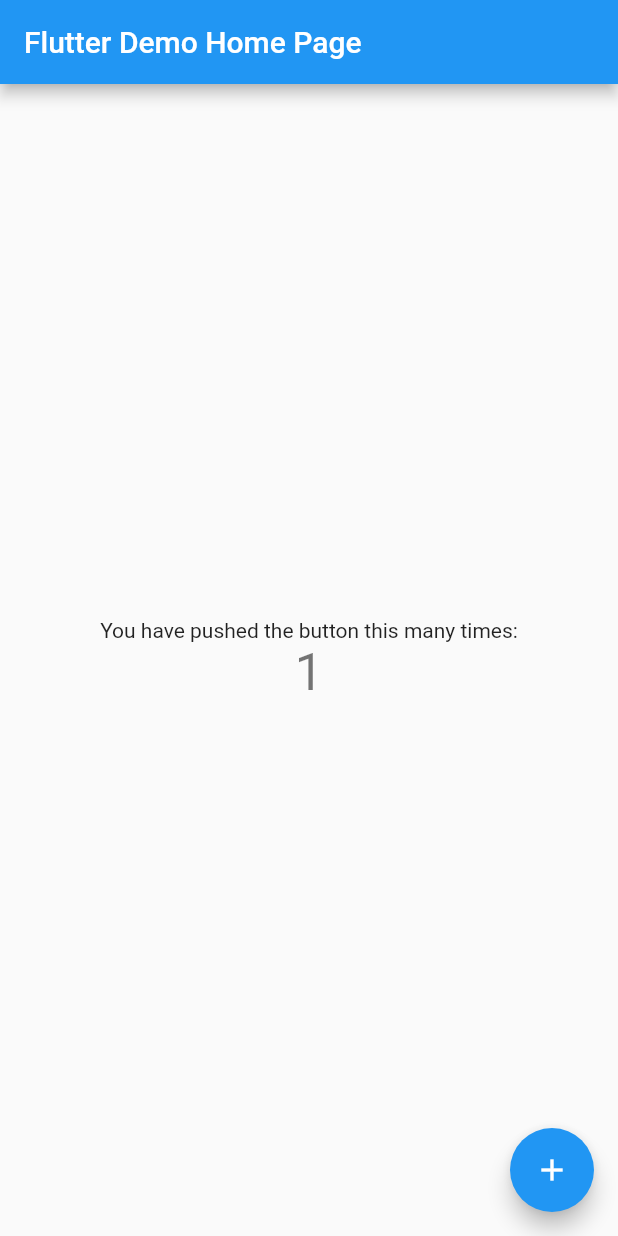
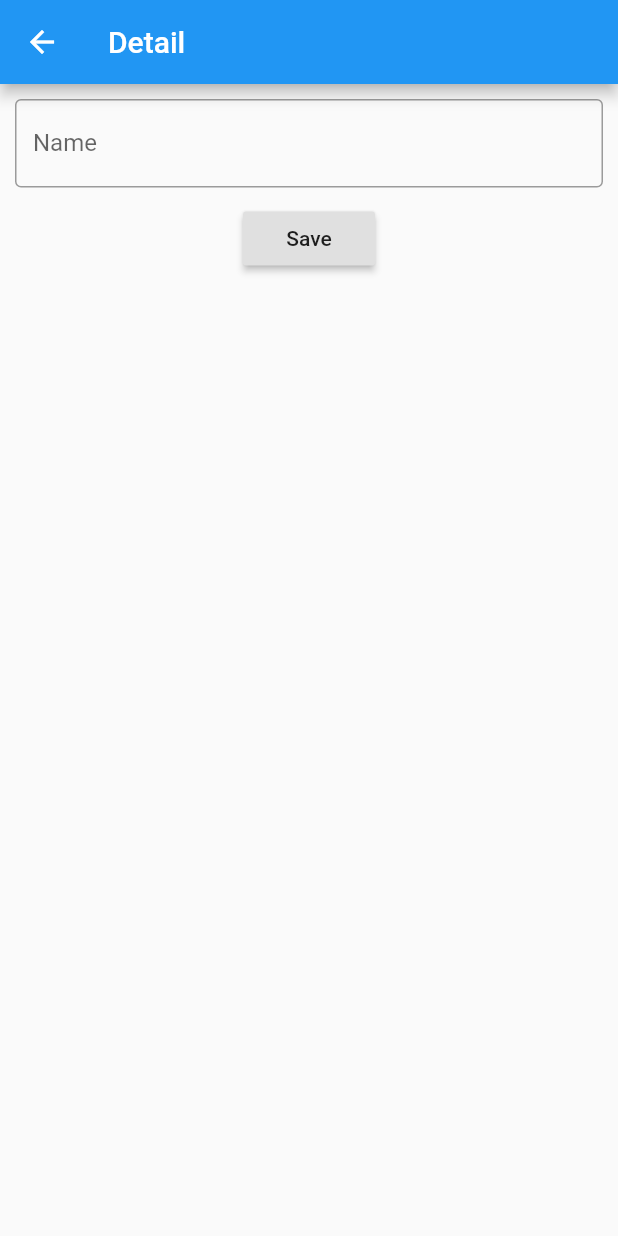
Before and after one commit to ThiagoEvoa/flutter_examples, a Flutter app: the screen it shows after launch, after a tap on the "add" icon, on a phone screen of 412 x 824 dp. Run offline on Flutter 3.47's test engine with Material 2 defaults, Android fonts, the phone set to English and light mode, and no system bars; our stand-ins replace hive; accounts and stored records are empty; statements that could not run were skipped.

Commit message:
Commit hive

```diff
--- /dev/null
+++ b/example/lib/detail_page.dart
@@ -0,0 +1,52 @@
+import 'package:example/person.dart';
+import 'package:example/person_dao.dart';
+import 'package:flutter/material.dart';
+
+class DetailPage extends StatefulWidget {
+  int index;
+  Person person;
+
+  DetailPage({this.index, this.person});
+
+  @override
+  _DetailPageState createState() => _DetailPageState();
+}
+
+class _DetailPageState extends State<DetailPage> {
+  @override
+  Widget build(BuildContext context) {
+    final _controller = TextEditingController(text: widget.person?.name);
+
+    return Scaffold(
+      appBar: AppBar(
+        title: Text('Detail'),
+      ),
+      body: Column(
+        children: <Widget>[
+          Padding(
+            padding: const EdgeInsets.all(10),
+            child: TextField(
+              controller: _controller,
+              decoration: InputDecoration(
+                labelText: 'Name',
+                border: OutlineInputBorder(),
+              ),
+            ),
+          ),
+          RaisedButton(
+            onPressed: () {
+              if (widget.person == null) {
+                PersonDao().insert(Person(name: _controller.text));
+              } else {
+                widget.person.name = _controller.text;
+                PersonDao().update(widget.index, widget.person);
+              }
+              Navigator.of(context).pop();
+            },
+            child: Text('Save'),
+          ),
+        ],
+      ),
+    );
+  }
+}
--- a/example/lib/main.dart
+++ b/example/lib/main.dart
@@ -1,6 +1,18 @@
+import 'package:example/detail_page.dart';
+import 'package:example/person.dart';
+import 'package:example/person_dao.dart';
 import 'package:flutter/material.dart';
+import 'package:hive/hive.dart';
+import 'package:path_provider/path_provider.dart' as path_provider;
 
-void main() => runApp(MyApp());
+void main() async {
+  final appDocumentDir = await path_provider.getApplicationDocumentsDirectory();
+  Hive.init(appDocumentDir.path);
+  await Hive.openBox('person');
+  Hive.registerAdapter(PersonDao(), 0);
+
+  runApp(MyApp());
+}
 
 class MyApp extends StatelessWidget {
   @override
@@ -24,37 +36,78 @@ class MyHomePage extends StatefulWidget {
 }
 
 class _MyHomePageState extends State<MyHomePage> {
-  int _counter = 0;
+  _openPage({int index, Person person}) {
+    Navigator.of(context).push(
+      MaterialPageRoute(
+        builder: (context) => DetailPage(index: index, person: person),
+      ),
+    );
+  }
 
-  void _incrementCounter() {
-    setState(() {
-      _counter++;
-    });
+  @override
+  void dispose() {
+    Hive.box('person').compact();
+    Hive.close();
+    super.dispose();
   }
 
   @override
   Widget build(BuildContext context) {
+    final list = PersonDao().get();
+
     return Scaffold(
       appBar: AppBar(
-        title: Text(widget.title),
+        title: Text(''),
       ),
-      body: Center(
-        child: Column(
-          mainAxisAlignment: MainAxisAlignment.center,
-          children: <Widget>[
-            Text(
-              'You have pushed the button this many times:',
+      body: list.length <= 0
+          ? Center(
+              child: Text('No content =/'),
+            )
+          : ListView.builder(
+              itemCount: list.length,
+              itemBuilder: (context, index) {
+                return InkWell(
+                  onTap: () {
+                    _openPage(index: index, person: list.getAt(index));
+                  },
+                  child: Card(
+                    elevation: 5,
+                    child: Dismissible(
+                      key: Key(index.toString()),
+                      direction: DismissDirection.endToStart,
+                      onDismissed: (direction) {
+                        setState(() {
+                          PersonDao().delete(index);
+                          list.deleteAt(index);
+                        });
+                      },
+                      background: Container(
+                        alignment: Alignment.centerRight,
+                        decoration: BoxDecoration(
+                          color: Colors.red,
+                          borderRadius: BorderRadius.all(
+                            Radius.circular(3),
+                          ),
+                        ),
+                        child: Icon(
+                          Icons.delete,
+                          color: Colors.white,
+                        ),
+                      ),
+                      child: Padding(
+                        padding: const EdgeInsets.all(16),
+                        child: Text(list.getAt(index).name),
+                      ),
+                    ),
+                  ),
+                );
+              },
             ),
-            Text(
-              '$_counter',
-              style: Theme.of(context).textTheme.display1,
-            ),
-          ],
-        ),
-      ),
       floatingActionButton: FloatingActionButton(
-        onPressed: _incrementCounter,
-        tooltip: 'Increment',
+        onPressed: () {
+          _openPage();
+        },
+        tooltip: 'Add new person',
         child: Icon(Icons.add),
       ),
     );
--- /dev/null
+++ b/example/lib/person.dart
@@ -0,0 +1,9 @@
+import 'package:hive/hive.dart';
+
+@HiveType()
+class Person {
+  @HiveField(0)
+  String name;
+
+  Person({this.name});
+}
--- /dev/null
+++ b/example/lib/person_dao.dart
@@ -0,0 +1,35 @@
+import 'package:example/person.dart';
+import 'package:hive/hive.dart';
+
+class PersonDao implements TypeAdapter{
+  Box _personBox;
+
+  PersonDao(){
+    _personBox = Hive.box('person');
+  }
+
+  Box<dynamic> get() {
+    return _personBox;
+  }
+
+  insert(Person person) {
+    _personBox.add(person);
+  }
+
+  update(int index, Person person){
+    _personBox.put(index, person);
+  }
+
+  delete(int id){
+    _personBox.delete(id);
+  }
+
+  @override
+  read(BinaryReader reader) {
+    return null;
+  }
+
+  @override
+  void write(BinaryWriter writer, obj) {
+  }
+}
--- a/example/pubspec.yaml
+++ b/example/pubspec.yaml
@@ -19,6 +19,11 @@ environment:
 dependencies:
   flutter:
     sdk: flutter
+  hive: ^1.1.1
+  hive_flutter: ^0.2.1
+  path_provider: ^1.4.5
+  hive_generator: ^0.5.2
+  build_runner:
 
   # The following adds the Cupertino Icons font to your application.
   # Use with the CupertinoIcons class for iOS style icons.
```
Also changed, not shown: example/pubspec.lock, 7 other files.
